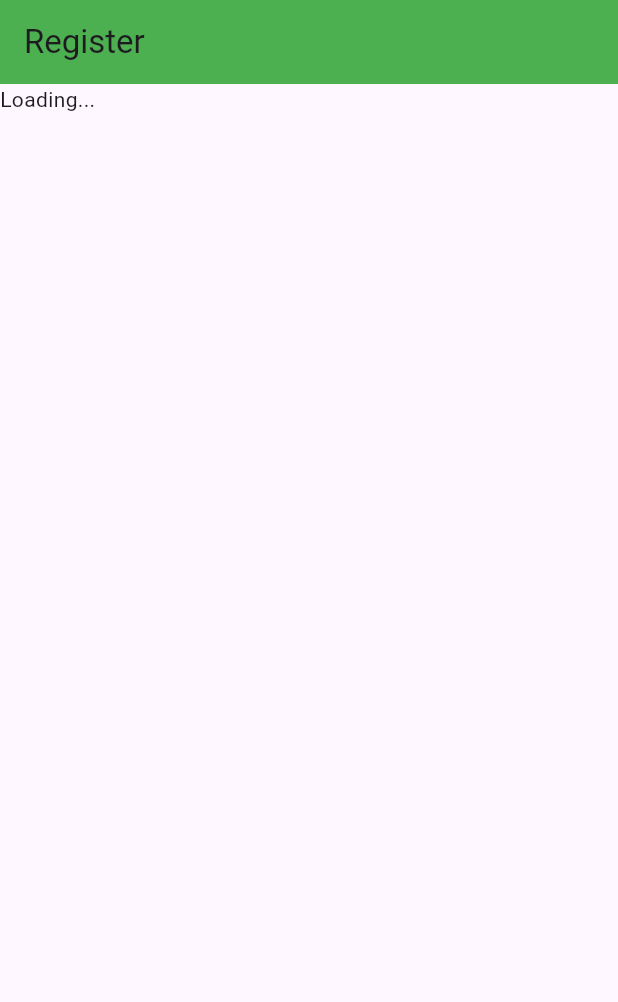
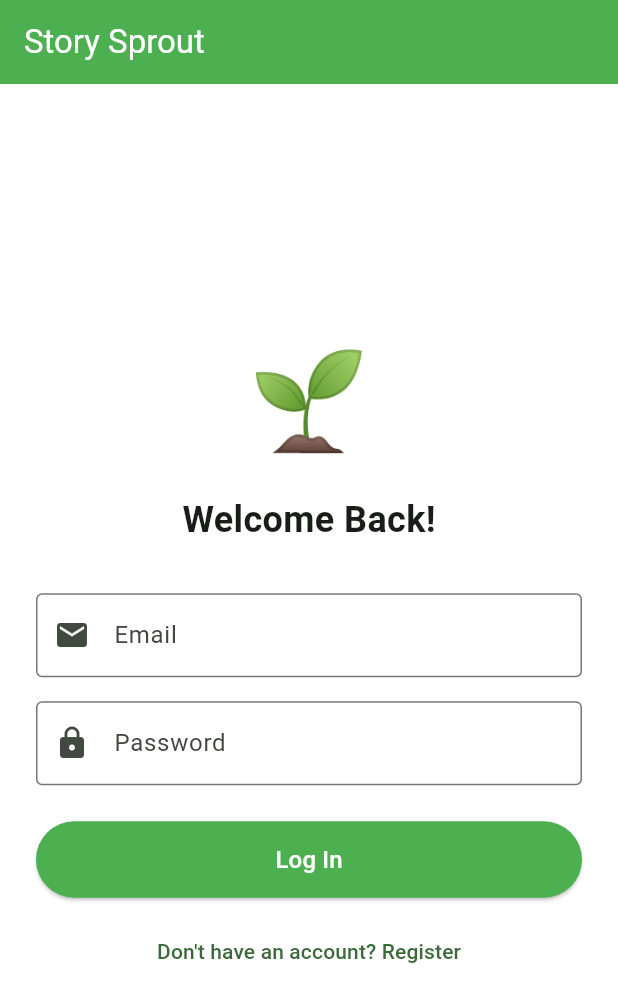
Before and after one commit to nguyequa000/EagleReaders, a Flutter app: the screen it shows after launch, on a phone screen of 412 x 824 dp. Shown: the top 1002 px of the screen. Run offline on Flutter 3.47's test engine with Material 3 defaults, Android fonts, the phone set to English and light mode, and no system bars; our stand-ins replace firebase_auth, firebase_core; accounts and stored records are empty.

Commit message:
feat: add login, registration, and dashboard screens with basic navigation

```diff
--- /dev/null
+++ b/lib/login_screen.dart
@@ -0,0 +1,108 @@
+import 'package:flutter/material.dart';
+import 'dashboard_screen.dart';
+import 'registration_screen.dart';
+
+class LoginScreen extends StatefulWidget {
+  const LoginScreen({super.key});
+
+  @override
+  State<LoginScreen> createState() => _LoginScreenState();
+}
+
+class _LoginScreenState extends State<LoginScreen> {
+  late final TextEditingController _email;
+  late final TextEditingController _password;
+
+  @override
+  void initState() {
+    super.initState();
+    _email = TextEditingController();
+    _password = TextEditingController();
+  }
+
+  @override
+  void dispose() {
+    _email.dispose();
+    _password.dispose();
+    super.dispose();
+  }
+
+  void _login() {
+    // TODO: replace with real Firebase Auth later
+    // For now, any credentials go straight to dashboard
+    Navigator.of(context).pushReplacement(
+      MaterialPageRoute(builder: (_) => const DashboardScreen()),
+    );
+  }
+
+  @override
+  Widget build(BuildContext context) {
+    return Scaffold(
+      backgroundColor: Colors.white,
+      appBar: AppBar(
+        title: const Text('Story Sprout'),
+        backgroundColor: Colors.green,
+        foregroundColor: Colors.white,
+      ),
+      body: Padding(
+        padding: const EdgeInsets.all(24),
+        child: Column(
+          mainAxisAlignment: MainAxisAlignment.center,
+          children: [
+            const Text(
+              '🌱',
+              style: TextStyle(fontSize: 64),
+            ),
+            const SizedBox(height: 16),
+            const Text(
+              'Welcome Back!',
+              style: TextStyle(fontSize: 24, fontWeight: FontWeight.bold),
+            ),
+            const SizedBox(height: 32),
+            TextField(
+              controller: _email,
+              keyboardType: TextInputType.emailAddress,
+              decoration: const InputDecoration(
+                hintText: 'Email',
+                border: OutlineInputBorder(),
+                prefixIcon: Icon(Icons.email),
+              ),
+            ),
+            const SizedBox(height: 16),
+            TextField(
+              controller: _password,
+              obscureText: true,
+              decoration: const InputDecoration(
+                hintText: 'Password',
+                border: OutlineInputBorder(),
+                prefixIcon: Icon(Icons.lock),
+              ),
+            ),
+            const SizedBox(height: 24),
+            SizedBox(
+              width: double.infinity,
+              child: ElevatedButton(
+                onPressed: _login,
+                style: ElevatedButton.styleFrom(
+                  backgroundColor: Colors.green,
+                  foregroundColor: Colors.white,
+                  padding: const EdgeInsets.symmetric(vertical: 14),
+                ),
+                child: const Text('Log In', style: TextStyle(fontSize: 16)),
+              ),
+            ),
+            const SizedBox(height: 12),
+            TextButton(
+              onPressed: () {
+                Navigator.of(context).push(
+                  MaterialPageRoute(builder: (_) => const RegistrationScreen()),
+                );
+              },
+              child: const Text("Don't have an account? Register"),
+            ),
+          ],
+        ),
+      ),
+    );
+  }
+}
--- a/lib/main.dart
+++ b/lib/main.dart
@@ -2,8 +2,32 @@ import 'package:firebase_core/firebase_core.dart';
 import 'package:flutter/material.dart';
 import 'package:firebase_auth/firebase_auth.dart';
 import 'firebase_options.dart';
+import 'comprehension_screen.dart';
+import 'login_screen.dart';
 
-void main() {
+
+
+
+
+
+
+void main() async {
+  WidgetsFlutterBinding.ensureInitialized();
+  await Firebase.initializeApp(
+    options: DefaultFirebaseOptions.currentPlatform,
+  );
+  runApp(
+    MaterialApp(
+      title: 'Story Sprout',
+      theme: ThemeData(
+        colorScheme: ColorScheme.fromSeed(seedColor: Colors.green),
+      ),
+      home: const LoginScreen(),
+    ),
+  );
+}
+
+/* void main() {
   WidgetsFlutterBinding.ensureInitialized();
   runApp(
     MaterialApp(
@@ -12,7 +36,32 @@ void main() {
       home: const MyHomePage(),
     ),
   );
-}
+} */
+
+/* void main() {
+  WidgetsFlutterBinding.ensureInitialized();
+  runApp(
+    MaterialApp(
+      title: 'Story Sprout',
+      theme: ThemeData(colorScheme: ColorScheme.fromSeed(seedColor: Colors.green)),
+      home: ComprehensionScreen(
+        chapterNumber: 1,
+        questions: [
+          ComprehensionQuestion(
+            question: 'What did the little seed need to grow?',
+            answers: ['Water and sunlight', 'Snow and darkness', 'Wind and rocks'],
+            correctIndex: 0,
+          ),
+          ComprehensionQuestion(
+            question: 'Where did the story take place?',
+            answers: ['In a city', 'In a garden', 'In the ocean'],
+            correctIndex: 1,
+          ),
+        ],
+      ),
+    ),
+  );
+} */
 
 class MyHomePage extends StatefulWidget {
   const MyHomePage({super.key});
@@ -52,7 +101,7 @@ class _MyHomePageState extends State<MyHomePage> {
         ),
         builder: (context, snapshot) {
           switch (snapshot.connectionState) {
-            case ConnectionState.none:
+            case ConnectionState.done:
               return Column(
                 children: [
                   TextField(
```
Also changed, not shown: lib/dashboard_screen.dart (added, +103 -0 lines), lib/registration_screen.dart (added, +97 -0 lines).
